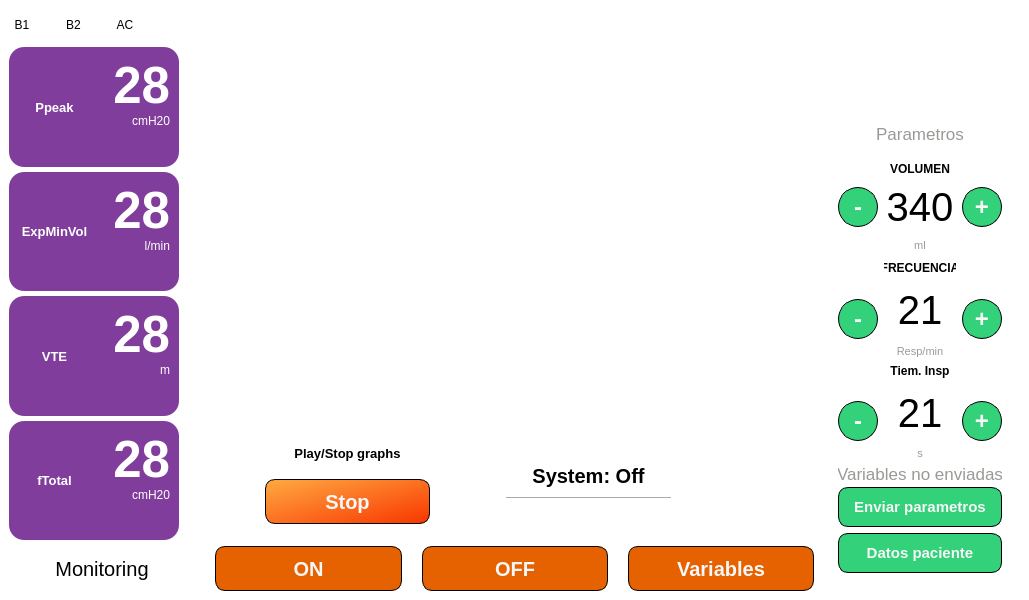
The window that main.ui (JulianDuque97/EPI) describes before a commit, drawn with Qt 5.
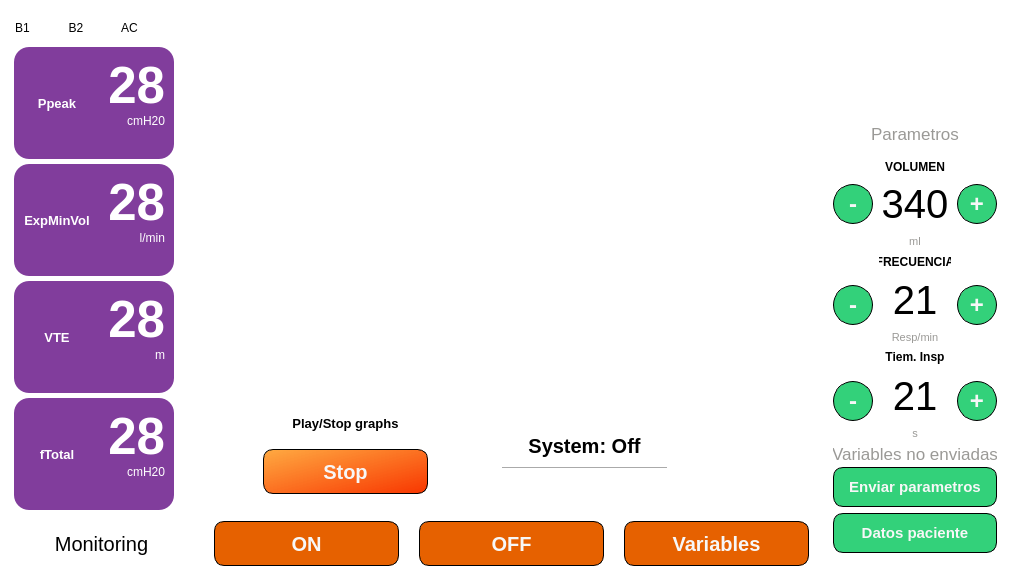
The same window after the commit. Icons and pictures are not drawn. Custom widgets are drawn as their Qt base class.

Diff of the .ui file:
```diff
--- a/main.ui
+++ b/main.ui
@@ -9,8 +9,8 @@
    <rect>
     <x>0</x>
     <y>0</y>
-    <width>1029</width>
-    <height>600</height>
+    <width>1024</width>
+    <height>580</height>
    </rect>
   </property>
   <property name="sizePolicy">
@@ -22,7 +22,7 @@
   <property name="minimumSize">
    <size>
     <width>1024</width>
-    <height>600</height>
+    <height>580</height>
    </size>
   </property>
   <property name="maximumSize">
@@ -87,10 +87,10 @@
         <number>0</number>
        </property>
        <property name="topMargin">
-        <number>0</number>
+        <number>6</number>
        </property>
        <property name="rightMargin">
-        <number>15</number>
+        <number>10</number>
        </property>
        <property name="bottomMargin">
         <number>0</number>
@@ -205,6 +205,12 @@
       <property name="spacing">
        <number>5</number>
       </property>
+      <property name="leftMargin">
+       <number>5</number>
+      </property>
+      <property name="rightMargin">
+       <number>5</number>
+      </property>
       <item>
        <widget class="QFrame" name="frame_19">
         <property name="maximumSize">
@@ -575,7 +581,7 @@
       <property name="maximumSize">
        <size>
         <width>16777215</width>
-        <height>45</height>
+        <height>55</height>
        </size>
       </property>
       <property name="frameShape">
```
Left out of the diff: 2 changed lines with no effect on the pictures.
